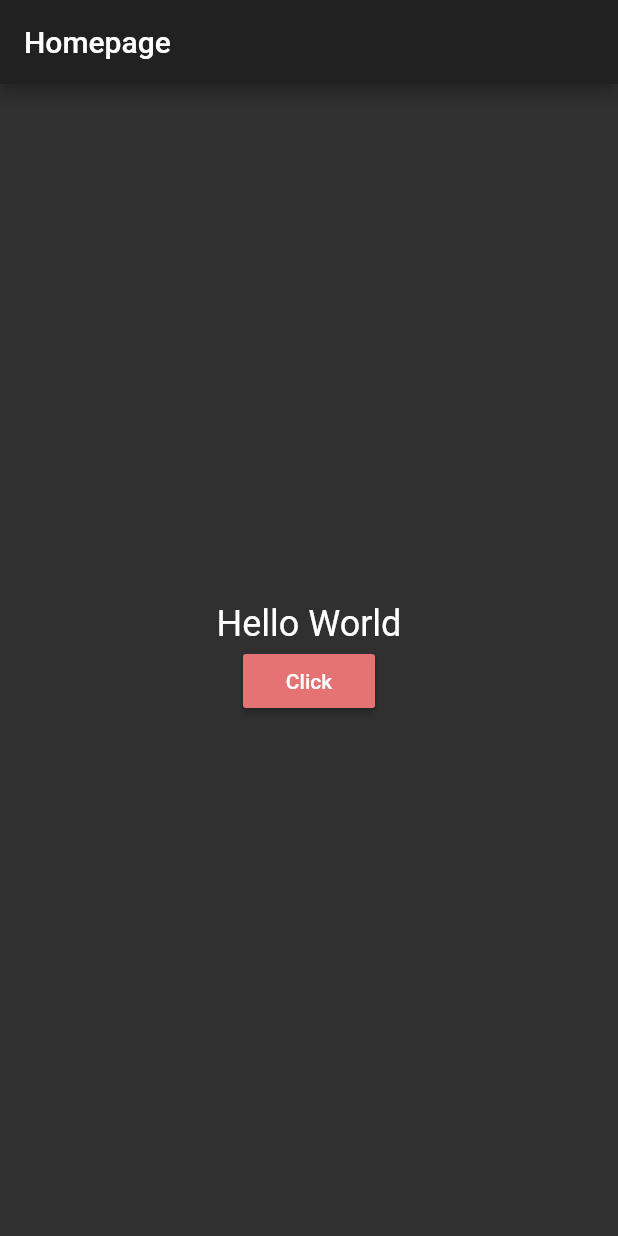
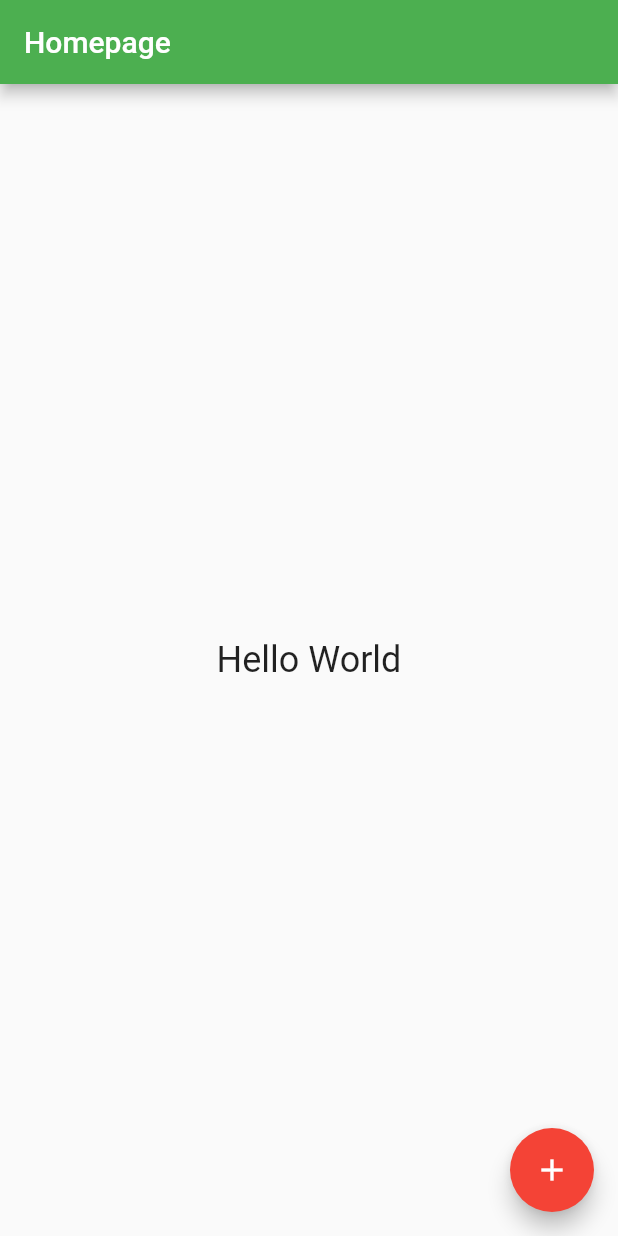
Before and after one commit to Rifat15913/explore-flutter, a Flutter app: the screen it shows after launch, on a phone screen of 412 x 824 dp. Run offline on Flutter 3.47's test engine with Material 2 defaults, Android fonts, the phone set to English and light mode, and no system bars.

Commit message:
Change the theme to light

```diff
--- a/lib/main.dart
+++ b/lib/main.dart
@@ -12,9 +12,8 @@ class MyApp extends StatelessWidget {
       title: "My App",
       theme: ThemeData(
           primarySwatch: Colors.green,
-          brightness: Brightness.dark,
-          accentColor: Colors.red
-      ),
+          brightness: Brightness.light,
+          accentColor: Colors.red),
       home: Homepage(),
     );
   }
@@ -35,6 +34,10 @@ class _HomepageState extends State<Homepage> {
         title: Text("Homepage"),
       ),
       body: _buildBodyWidget(),
+      floatingActionButton: FloatingActionButton(
+        child: Icon(Icons.add),
+        onPressed: _changeText,
+      ),
     );
   }
 
@@ -57,16 +60,6 @@ class _HomepageState extends State<Homepage> {
                 myText,
                 style: TextStyle(fontSize: 24.0),
               ),
-              RaisedButton(
-                child: Text(
-                  "Click",
-                  style: TextStyle(
-                    color: Colors.white,
-                  ),
-                ),
-                onPressed: _changeText,
-                color: Colors.red[300],
-              )
             ],
           ),
         ),
```
